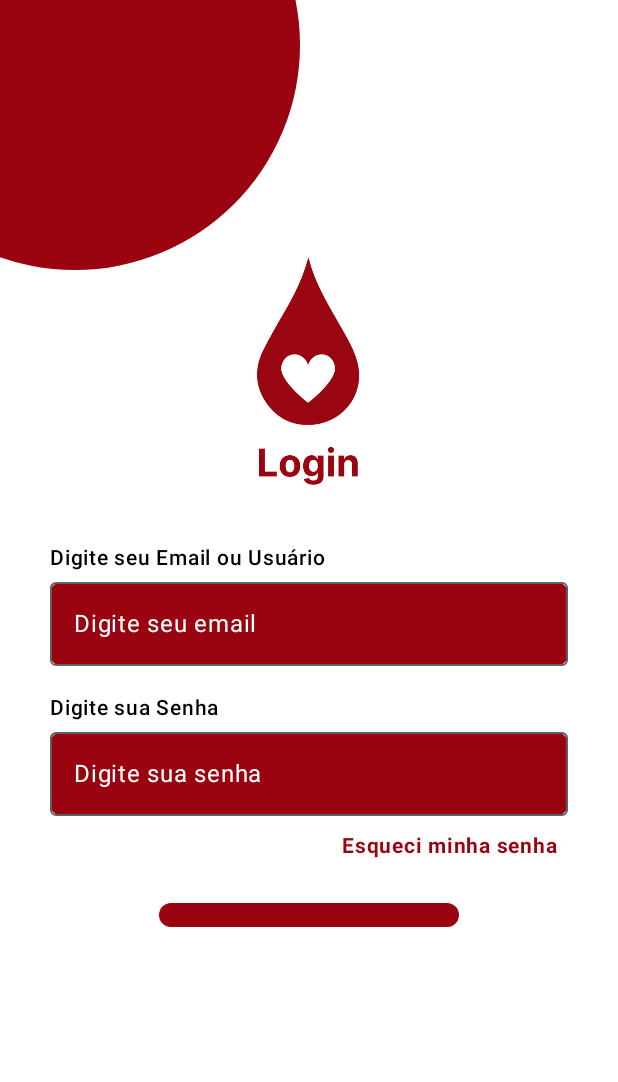
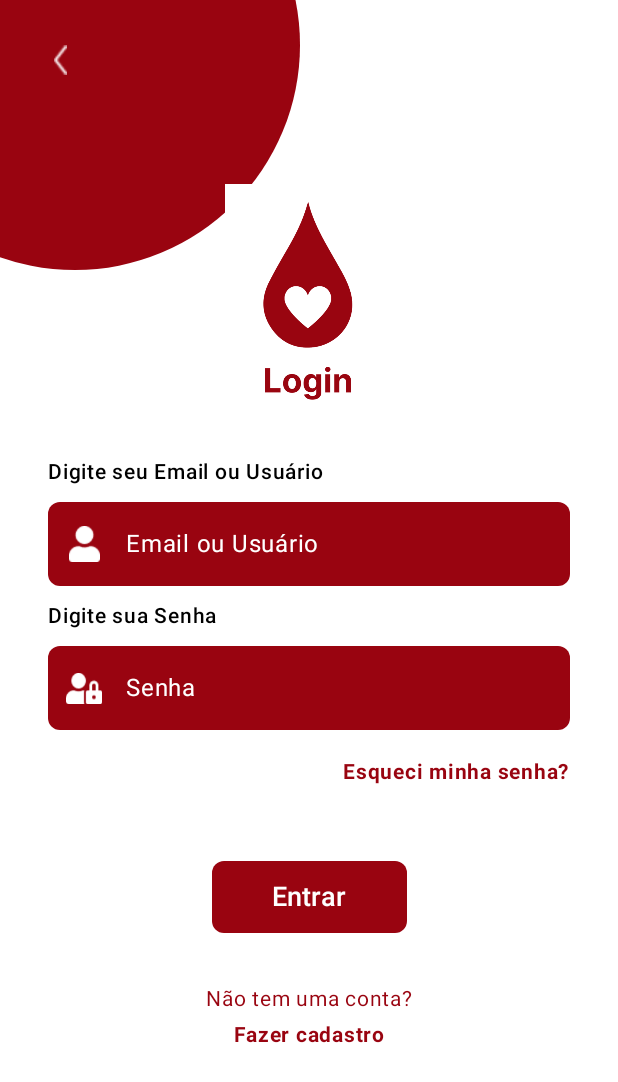
Before and after one commit to faellareis/doevida-teste, an Android app built with Jetpack Compose: the screen it shows after launch (MainActivity), after a tap on "Login", on a phone screen of 412 x 824 dp. Shown: the top 1082 px of the screen. Run offline under Robolectric (Android 15) with nearby library versions, the phone set to English and light mode, and no system bars.

Commit message:
Tela de Login OK

```diff
--- a/app/src/main/java/br/senai/sp/jandira/doevida/TelaCadastro.kt
+++ /dev/null
@@ -1 +0,0 @@
-package br.senai.sp.jandira.doevida
--- a/app/src/main/java/br/senai/sp/jandira/doevida/TelaLogin.kt
+++ /dev/null
@@ -1,171 +0,0 @@
-package br.senai.sp.jandira.doevida
-
-import androidx.compose.foundation.Image
-import androidx.compose.foundation.background
-import androidx.compose.foundation.clickable
-import androidx.compose.foundation.layout.*
-import androidx.compose.foundation.shape.CircleShape
-import androidx.compose.foundation.shape.RoundedCornerShape
-import androidx.compose.material3.*
-import androidx.compose.runtime.*
-import androidx.compose.ui.AbsoluteAlignment
-import androidx.compose.ui.Alignment
-import androidx.compose.ui.Modifier
-import androidx.compose.ui.graphics.Color
-import androidx.compose.ui.res.painterResource
-import androidx.compose.ui.text.font.FontWeight
-import androidx.compose.ui.text.input.PasswordVisualTransformation
-import androidx.compose.ui.tooling.preview.Preview
-import androidx.compose.ui.unit.dp
-import androidx.compose.ui.unit.sp
-import androidx.navigation.NavController
-import androidx.navigation.compose.rememberNavController
-
-@OptIn(ExperimentalMaterial3Api::class)
-@Composable
-fun TelaLogin(navController: NavController) {
-    var email by remember { mutableStateOf("") }
-    var senha by remember { mutableStateOf("") }
-
-    Box(
-        modifier = Modifier
-            .fillMaxSize()
-            .background(color = Color.White)
-    ) {
-
-        Box(
-            modifier = Modifier
-                .size(300.dp)
-                .offset(x = (-100).dp, y = (-120).dp)
-                .background(
-                    color = Color(0xFF990410),
-                    shape = CircleShape
-                )
-        )
-
-        Column(
-            modifier = Modifier
-                .fillMaxSize()
-                .padding(horizontal = 32.dp),
-            horizontalAlignment = Alignment.CenterHorizontally,
-            verticalArrangement = Arrangement.Center
-        ) {
-
-            Image(
-                painter = painterResource(id = R.drawable.logologin),
-                contentDescription = "Logo DOEVIDA",
-                modifier = Modifier.size(170.dp)
-            )
-
-            Spacer(modifier = Modifier.height(32.dp))
-
-            Column(
-                modifier = Modifier
-                    .fillMaxWidth()
-                    .padding(horizontal = 1.dp),
-                horizontalAlignment = Alignment.CenterHorizontally
-            ) {
-
-                Text(
-                    text = "Digite seu Email ou Usuário",
-                    fontSize = 14.sp,
-                    color = Color.Black,
-                    fontWeight = FontWeight.SemiBold,
-                    modifier = Modifier
-                        .align(Alignment.Start)
-                        .padding(bottom = 4.dp)
-                )
-                OutlinedTextField(
-                    value = email,
-                    onValueChange = { email = it },
-                    placeholder = { Text("Digite seu email", color = Color.White) },
-                    modifier = Modifier
-                        .fillMaxWidth()
-                        .background(Color(0xFF990410),
-                            shape = RoundedCornerShape(8.dp)),
-                    colors = TextFieldDefaults.outlinedTextFieldColors(
-                        cursorColor = Color.White
-                    )
-                )
-
-                Spacer(modifier = Modifier.height(16.dp))
-
-                Text(
-                    text = "Digite sua Senha",
-                    fontSize = 14.sp,
-                    color = Color.Black,
-                    fontWeight = FontWeight.SemiBold,
-                    modifier = Modifier
-                        .align(Alignment.Start)
-                        .padding(bottom = 4.dp)
-                )
-                OutlinedTextField(
-                    value = senha,
-                    onValueChange = { senha = it },
-                    placeholder = { Text("Digite sua senha",  color = Color.White) },
-                    visualTransformation = PasswordVisualTransformation(), //A senha aparece como bolinha
-                    modifier = Modifier
-                        .fillMaxWidth()
-                        .background(Color(0xFF990410),
-                            shape = RoundedCornerShape(8.dp)),
-                    colors = TextFieldDefaults.outlinedTextFieldColors(
-                        cursorColor = Color.White
-                    )
-                )
-            }
-
-            Spacer(modifier = Modifier.height(8.dp))
-
-            Box(
-                modifier = Modifier
-                    .fillMaxWidth()
-                    .padding(end = 8.dp)
-            ) {
-                Text(
-                    text = "Esqueci minha senha",
-                    color = Color(0xFF990410),
-                    fontWeight = FontWeight.Bold,
-                    modifier = Modifier
-                        .align(Alignment.CenterEnd)
-                        .clickable { /* Navegação para recuperação */ },
-                    fontSize = 14.sp
-                )
-            }
-
-            Spacer(modifier = Modifier.height(10.dp))
-
-            Box(
-                modifier = Modifier
-                    .padding(16.dp)
-            ) {
-
-                Button(
-                    onClick = { /* Login */ },
-                    colors = ButtonDefaults.buttonColors(
-                        containerColor = Color(0xFF990410)
-                    ),
-                    shape = RoundedCornerShape(8.dp),
-                    modifier = Modifier
-                        .align(Alignment.BottomCenter)
-                        .width(200.dp)
-                        .height(48.dp)
-                        .padding(bottom = 32.dp)
-                ) {
-                    Text(
-                        text = "Entrar",
-                        color = Color.White,
-                        fontSize = 16.sp,
-                        fontWeight = FontWeight.Medium
-                    )
-                }
-            }
-        }
-    }
-}
-
-@Preview
-@Composable
-private fun TelaLoginPreview() {
-    val navController = rememberNavController()
-    TelaLogin(navController = navController)
-}
--- /dev/null
+++ b/app/src/main/java/br/senai/sp/jandira/doevida/screens/TelaCadastro.kt
@@ -0,0 +1 @@
+package br.senai.sp.jandira.doevida.screens
--- a/app/src/main/java/br/senai/sp/jandira/doevida/TelaInicial.kt
+++ b/app/src/main/java/br/senai/sp/jandira/doevida/screens/TelaInicial.kt
@@ -1,4 +1,4 @@
-package br.senai.sp.jandira.doevida
+package br.senai.sp.jandira.doevida.screens
 
 import androidx.compose.foundation.BorderStroke
 import androidx.compose.foundation.Image
@@ -32,6 +32,7 @@ import androidx.compose.ui.unit.dp
 import androidx.compose.ui.unit.sp
 import androidx.navigation.NavController
 import androidx.navigation.compose.rememberNavController
+import br.senai.sp.jandira.doevida.R
 
 @Composable
 fun TelaInicial(navController: NavController) {
--- /dev/null
+++ b/app/src/main/java/br/senai/sp/jandira/doevida/screens/TelaLogin.kt
@@ -0,0 +1,192 @@
+package br.senai.sp.jandira.doevida.screens
+
+import androidx.compose.foundation.BorderStroke
+import androidx.compose.foundation.Image
+import androidx.compose.foundation.background
+import androidx.compose.foundation.clickable
+import androidx.compose.foundation.layout.*
+import androidx.compose.foundation.shape.CircleShape
+import androidx.compose.foundation.shape.RoundedCornerShape
+import androidx.compose.material3.*
+import androidx.compose.runtime.*
+import androidx.compose.ui.AbsoluteAlignment
+import androidx.compose.ui.Alignment
+import androidx.compose.ui.Modifier
+import androidx.compose.ui.graphics.Color
+import androidx.compose.ui.res.painterResource
+import androidx.compose.ui.text.font.FontWeight
+import androidx.compose.ui.text.input.PasswordVisualTransformation
+import androidx.compose.ui.tooling.preview.Preview
+import androidx.compose.ui.unit.dp
+import androidx.compose.ui.unit.sp
+import androidx.navigation.NavController
+import androidx.navigation.compose.rememberNavController
+import br.senai.sp.jandira.doevida.R
+
+@OptIn(ExperimentalMaterial3Api::class)
+@Composable
+fun TelaLogin(navController: NavController) {
+    var email by remember { mutableStateOf("") }
+    var senha by remember { mutableStateOf("") }
+
+    Box(
+        modifier = Modifier
+            .fillMaxSize()
+            .background(Color.White)
+    ) {
+        Box(
+            modifier = Modifier
+                .size(300.dp)
+                .offset(x = (-100).dp, y = (-120).dp)
+                .background(
+                    color = Color(0xFF990410),
+                    shape = CircleShape
+                )
+        )
+        IconButton(
+            onClick = { navController.navigate("tela_inicial") },
+            modifier = Modifier
+                .align(Alignment.TopStart)
+                .padding(top = 16.dp, start = 16.dp)
+        ) {
+            Icon(
+                painter = painterResource(id = R.drawable.voltar),
+                contentDescription = "Voltar",
+                tint = Color.White,
+                modifier = Modifier.size(20.dp)
+            )
+        }
+
+        Column(
+            modifier = Modifier
+                .fillMaxSize()
+                .padding(horizontal = 32.dp),
+            horizontalAlignment = Alignment.CenterHorizontally,
+            verticalArrangement = Arrangement.Center
+        ) {
+            Image(
+                painter = painterResource(id = R.drawable.logologin),
+                contentDescription = "Logo DOEVIDA",
+                modifier = Modifier
+                    .size(180.dp)
+                    .padding(bottom = 32.dp)
+            )
+
+            Text(
+                text = "Digite seu Email ou Usuário",
+                fontSize = 14.sp,
+                color = Color.Black,
+                fontWeight = FontWeight.SemiBold,
+                modifier = Modifier.align(Alignment.Start)
+            )
+            OutlinedTextField(
+                value = email,
+                onValueChange = { email = it },
+                modifier = Modifier
+                    .fillMaxWidth()
+                    .padding(vertical = 8.dp)
+                    .height(56.dp),
+                placeholder = { Text("Email ou Usuário", color = Color.White) },
+                colors = TextFieldDefaults.outlinedTextFieldColors(
+                    containerColor = Color(0xFF990410),
+                    focusedBorderColor = Color.Transparent,
+                    unfocusedBorderColor = Color.Transparent
+                ),
+                shape = RoundedCornerShape(8.dp),
+                leadingIcon = {
+                    Icon(
+                        painter = painterResource(id = R.drawable.perfil),
+                        contentDescription = "Ícone de usuário",
+                        tint = Color.White,
+                        modifier = Modifier.size(24.dp)
+                    )
+                }
+            )
+
+            Text(
+                text = "Digite sua Senha",
+                fontSize = 14.sp,
+                color = Color.Black,
+                fontWeight = FontWeight.SemiBold,
+                modifier = Modifier.align(Alignment.Start)
+            )
+            OutlinedTextField(
+                value = senha,
+                onValueChange = { senha = it },
+                modifier = Modifier
+                    .fillMaxWidth()
+                    .padding(vertical = 8.dp)
+                    .height(56.dp),
+                placeholder = { Text("Senha", color = Color.White) },
+                visualTransformation = PasswordVisualTransformation(),
+                colors = TextFieldDefaults.outlinedTextFieldColors(
+                    containerColor = Color(0xFF990410),
+                    focusedBorderColor = Color.Transparent,
+                    unfocusedBorderColor = Color.Transparent
+                ),
+                shape = RoundedCornerShape(8.dp),
+                leadingIcon = {
+                    Icon(
+                        painter = painterResource(id = R.drawable.senha),
+                        contentDescription = "Ícone de senha",
+                        tint = Color.White,
+                        modifier = Modifier.size(24.dp)
+                    )
+                }
+            )
+
+            Text(
+                text = "Esqueci minha senha?",
+                color = Color(0xFF990410),
+                fontWeight = FontWeight.Bold,
+                modifier = Modifier
+                    .align(Alignment.End)
+                    .clickable { /* navegação para recuperação */ }
+                    .padding(top = 8.dp, bottom = 32.dp),
+                fontSize = 14.sp
+            )
+
+            Spacer(modifier = Modifier.height(15.dp))
+
+            Button(
+                onClick = { /* login */ },
+                colors = ButtonDefaults.buttonColors(
+                    containerColor = Color(0xFF990410)
+                ),
+                shape = RoundedCornerShape(8.dp),
+                modifier = Modifier
+                    .height(48.dp)
+                    .width(130.dp)
+            ) {
+                Text(
+                    text = "Entrar",
+                    color = Color.White,
+                    fontSize = 18.sp,
+                    fontWeight = FontWeight.Medium
+                )
+            }
+
+            Text(
+                text = "Não tem uma conta?",
+                color = Color(0xFF990410),
+                fontSize = 14.sp,
+                modifier = Modifier.padding(top = 32.dp)
+            )
+            Text(
+                text = "Fazer cadastro",
+                color = Color(0xFF990410),
+                fontWeight = FontWeight.Bold,
+                fontSize = 14.sp,
+                modifier = Modifier
+                    .clickable { /* navegação para cadastro */ }
+            )
+        }
+    }
+}
+
+@Preview
+@Composable
+private fun TelaLoginPreview() {
+    val navController = rememberNavController()
+    TelaLogin(navController = navController)
+}
```
Also changed, not shown: app/src/main/java/br/senai/sp/jandira/doevida/MainActivity.kt (+2 -6 lines), app/src/main/res/drawable/perfil.png (added), app/src/main/res/drawable/senha.png (added), app/src/main/res/drawable/voltar.png (added).
